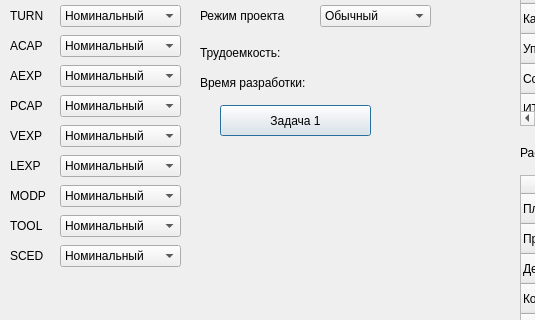
platosha-git/Economics-SE, file lab6/lab6.ui: the form before one commit; both pictures show x 0 to 535 and y 195 to 515 of the 1142 by 618 pixel window.
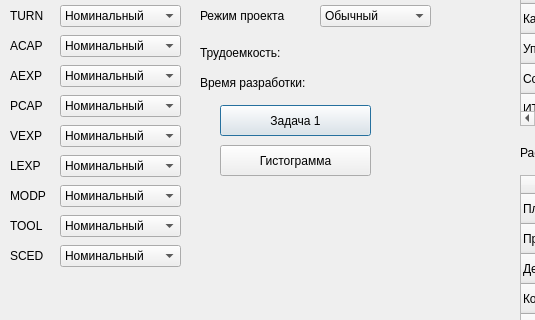
The form after the commit.

Commit message: before pm() fixed

What changed in the file:
```diff
--- a/lab6/lab6.ui
+++ b/lab6/lab6.ui
@@ -1051,6 +1051,19 @@
     <string>Задача 1</string>
    </property>
   </widget>
+  <widget class="QPushButton" name="barButton">
+   <property name="geometry">
+    <rect>
+     <x>220</x>
+     <y>340</y>
+     <width>151</width>
+     <height>31</height>
+    </rect>
+   </property>
+   <property name="text">
+    <string>Гистограмма</string>
+   </property>
+  </widget>
  </widget>
  <resources/>
  <connections/>
```
The commit also changes 2 other files.
